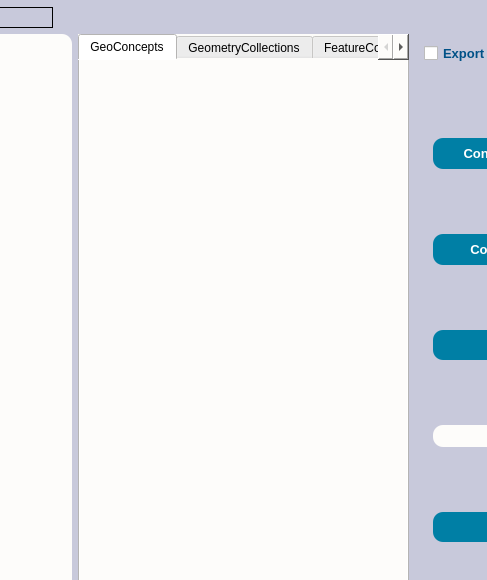
Old version of the form dialogs/ui/sparql_unicorn_dialog_base.ui in the repository Cprudhomme/SpaLOD_qgis_plugin; both pictures show x 784 to 1271 and y 101 to 681 of the 1458 by 773 pixel window.
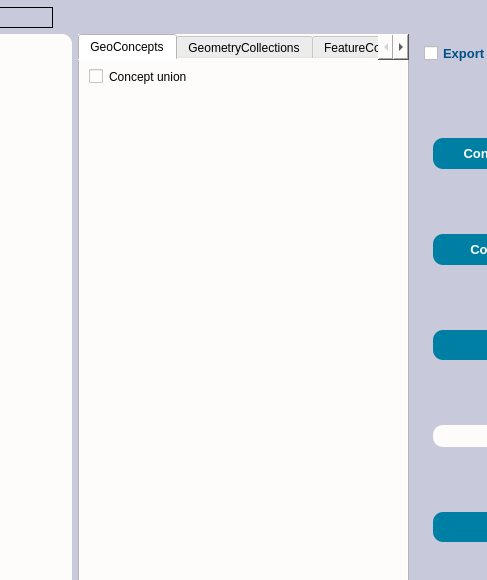
New version of the form.

Commit message: feat: add concept union

What changed in the file:
```diff
--- a/dialogs/ui/sparql_unicorn_dialog_base.ui
+++ b/dialogs/ui/sparql_unicorn_dialog_base.ui
@@ -592,20 +592,36 @@
             <attribute name="title">
              <string>GeoConcepts</string>
             </attribute>
-            <widget class="QTreeView" name="geoTreeView">
+            <widget class="QWidget" name="verticalLayoutWidget">
              <property name="geometry">
               <rect>
-               <x>0</x>
-               <y>0</y>
+               <x>-1</x>
+               <y>-1</y>
                <width>331</width>
-               <height>411</height>
+               <height>461</height>
               </rect>
              </property>
-             <property name="styleSheet">
-              <string notr="true">border-radius:10px;
+             <layout class="QVBoxLayout" name="verticalLayout">
+              <item>
+               <widget class="QCheckBox" name="checkBoxUnionConcept">
+                <property name="styleSheet">
+                 <string notr="true">padding: 10px;</string>
+                </property>
+                <property name="text">
+                 <string>Concept union</string>
+                </property>
+               </widget>
+              </item>
+              <item>
+               <widget class="QTreeView" name="geoTreeView">
+                <property name="styleSheet">
+                 <string notr="true">border: none;
 
 background-color: rgb(253, 252, 250);</string>
-             </property>
+                </property>
+               </widget>
+              </item>
+             </layout>
             </widget>
            </widget>
            <widget class="QWidget" name="GeometryCollectionsTab">
```
The commit also changes 3 other files.
